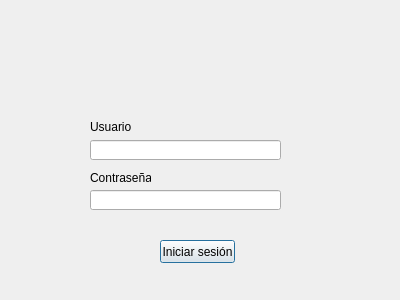
Before: the Qt Designer form SGC/Vista/VistaLogin.ui in fernandosanchez1128/SGC, drawn with Qt 5.
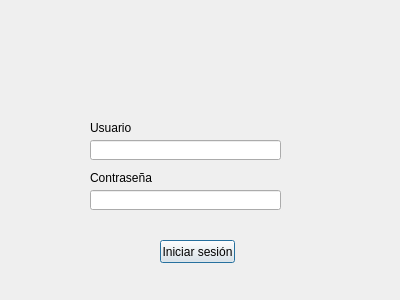
After: the same form once the commit is applied. Icons and pictures are not drawn.

Patch:
```diff
--- a/SGC/Vista/VistaLogin.ui
+++ b/SGC/Vista/VistaLogin.ui
@@ -77,8 +77,8 @@
     <rect>
      <x>90</x>
      <y>120</y>
-     <width>46</width>
-     <height>13</height>
+     <width>151</width>
+     <height>16</height>
     </rect>
    </property>
    <property name="text">
@@ -90,7 +90,7 @@
     <rect>
      <x>90</x>
      <y>170</y>
-     <width>61</width>
+     <width>141</width>
      <height>16</height>
     </rect>
    </property>
```
